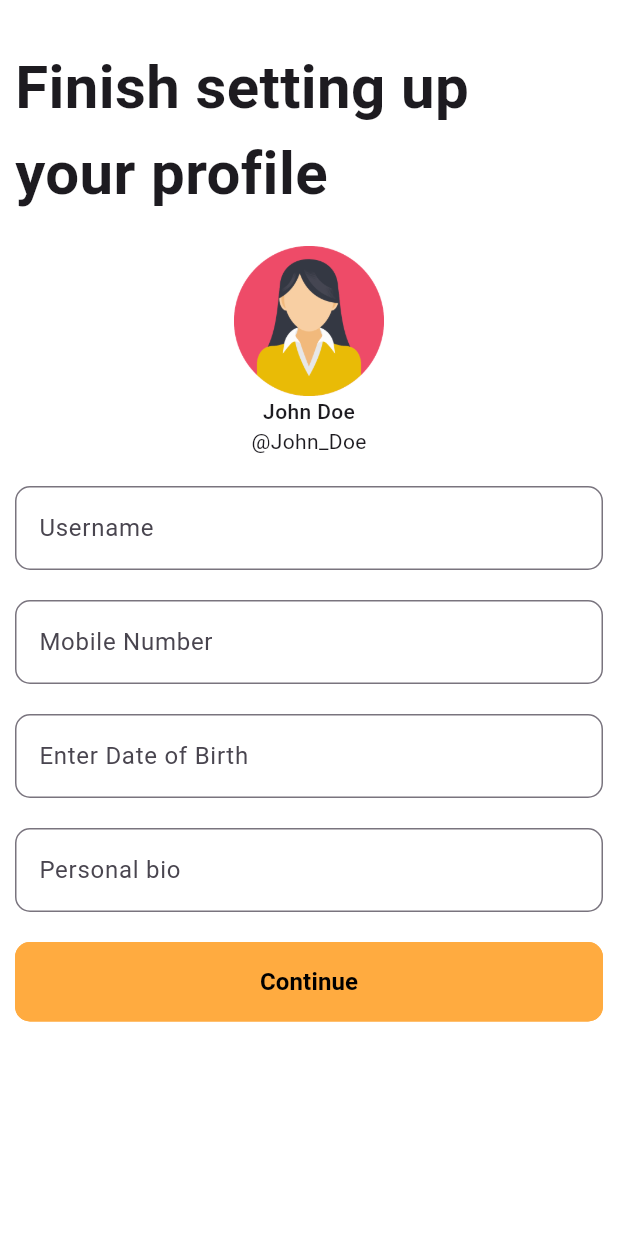
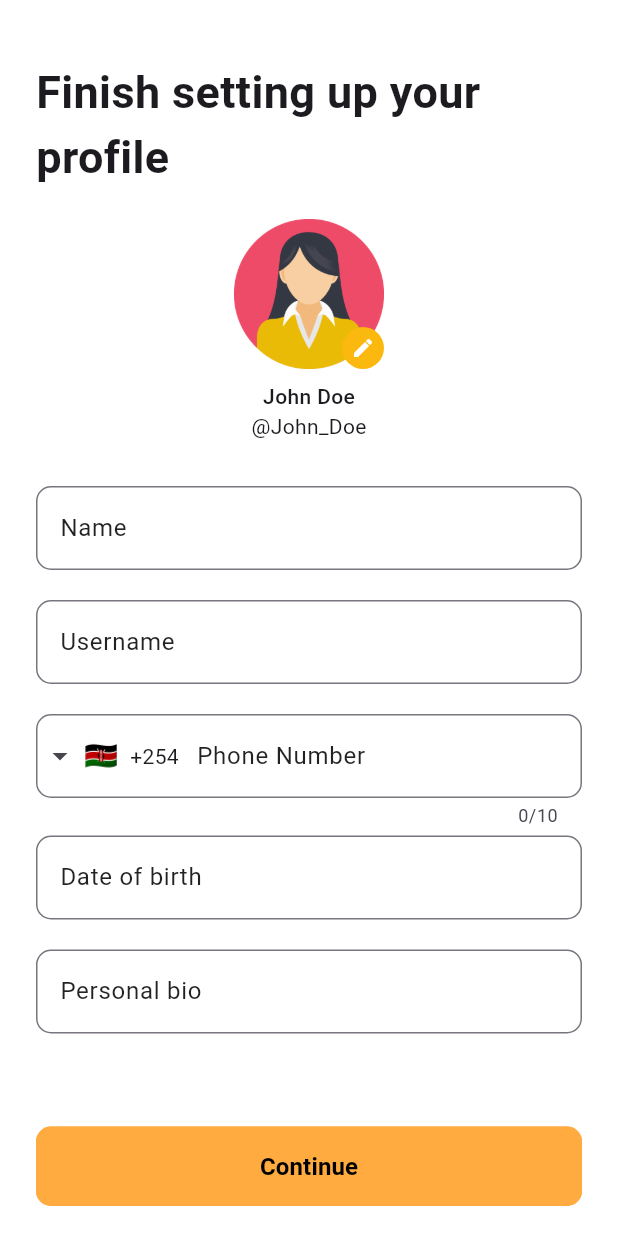
Before and after one commit to jumapaul/curiocity, a Flutter app: the SettingUpProfileView screen opened by its route, on a phone screen of 412 x 824 dp. Run offline on Flutter 3.47's test engine with Material 3 defaults, Android fonts, the phone set to English and light mode, and no system bars; drawn by our look-alikes of intl_phone_field; our stand-ins replace flutter_svg, fluttertoast, get, pinput, shared_preferences; missing offline and left inert: dart:ffi; accounts and stored records are empty; project files that could hold a hidden picture were left out.

Commit message:
update profile configuration

```diff
--- a/lib/app/common/dimens/dimens.dart
+++ b/lib/app/common/dimens/dimens.dart
@@ -8,10 +8,15 @@ const largeSize = 24.0;
 const extraLargeSize = 30.0;
 const extraExtraLargeSize = 40.0;
 
-class AppTextStyles{
+class AppTextStyles {
   static const headerStyle = TextStyle(
-    fontSize: extraExtraLargeSize,
+    fontSize: extraLargeSize,
     fontWeight: FontWeight.bold,
+  );
+
+  static const chipTextStyle = const TextStyle(
+    fontSize: 14,
+    color: Colors.white,
   );
 
   static const subHeaderStyle = TextStyle(
@@ -31,6 +36,10 @@ class AppTextStyles{
     height: 10,
   );
 
+  static const extraSmallVerticalSpacing = SizedBox(
+    height: 5,
+  );
+
   static const largeHorizontalSpacing = SizedBox(
     width: 30,
   );
--- a/lib/app/modules/auth/login_screen/views/widget/InputTextFieldWidget.dart
+++ b/lib/app/modules/auth/login_screen/views/widget/InputTextFieldWidget.dart
@@ -32,9 +32,13 @@ class _InputTextFieldWidgetState extends State<InputTextFieldWidget> {
           ),
           focusedBorder: OutlineInputBorder(
             borderRadius: BorderRadius.circular(10),
-              borderSide: const BorderSide(color: Colors.black, width: 1)),
+            borderSide: BorderSide(
+                color: Theme.of(context).colorScheme.inverseSurface, width: 1),
+          ),
           hintText: widget.hintText,
           labelText: widget.labelText),
+      maxLines: 4,
+      minLines: 1,
     );
   }
 }
@@ -49,7 +53,8 @@ class PasswordTextFieldWidget extends StatefulWidget {
       {super.key,
       required this.hintText,
       required this.passwordTextEditController,
-      required this.labelText, this.errorText});
+      required this.labelText,
+      this.errorText});
 
   @override
   State<PasswordTextFieldWidget> createState() =>
@@ -71,12 +76,6 @@ class _PasswordTextFieldWidgetState extends State<PasswordTextFieldWidget> {
       obscureText: !showPassword,
       controller: widget.passwordTextEditController,
       decoration: InputDecoration(
-          border: OutlineInputBorder(
-            borderRadius: BorderRadius.circular(10),
-          ),
-          focusedBorder: OutlineInputBorder(
-              borderRadius: BorderRadius.circular(10),
-              borderSide: const BorderSide(color: Colors.black, width: 1)),
         hintText: widget.hintText,
         labelText: widget.labelText,
         errorText: widget.errorText,
@@ -88,13 +87,13 @@ class _PasswordTextFieldWidgetState extends State<PasswordTextFieldWidget> {
               ? const Icon(
                   size: 15,
                   Icons.visibility,
-                      color: Colors.black,
                 )
               : const Icon(
                   size: 15,
                   Icons.visibility_off,
-                      color: Colors.black,
-                    ))),
+                ),
+        ),
+      ),
     );
   }
 }
--- a/lib/app/modules/setting_up_profile/views/setting_up_profile_view.dart
+++ b/lib/app/modules/setting_up_profile/views/setting_up_profile_view.dart
@@ -1,8 +1,9 @@
 import 'package:curiocity/app/common/dimens/dimens.dart';
+import 'package:curiocity/app/common/theme/colors.dart';
 import 'package:curiocity/app/modules/auth/login_screen/views/widget/InputTextFieldWidget.dart';
 import 'package:flutter/material.dart';
-
 import 'package:get/get.dart';
+import 'package:intl_phone_field/intl_phone_field.dart';
 
 import '../../../routes/app_pages.dart';
 import '../../common_widget/outlined_button.dart';
@@ -15,8 +16,12 @@ class SettingUpProfileView extends GetView<SettingUpProfileController> {
   Widget build(BuildContext context) {
     return Scaffold(
       body: Padding(
-      padding: const EdgeInsets.all(10),
+        padding: const EdgeInsets.symmetric(horizontal: 24, vertical: 20),
         child: SafeArea(
+          child: Column(
+            mainAxisAlignment: MainAxisAlignment.spaceBetween,
+            children: [
+              Expanded(
                 child: SingleChildScrollView(
                   child: Column(
                     children: [
@@ -27,55 +32,73 @@ class SettingUpProfileView extends GetView<SettingUpProfileController> {
                       ),
                       AppTextStyles.mediumVerticalSpacing,
                       _profileView(),
+                      AppTextStyles.largeVerticalSpacing,
+                      _buildInputField(
+                        hintText: "Type Name",
+                        controller: controller.usernameEditController,
+                        labelText: "Name",
+                      ),
                       AppTextStyles.mediumVerticalSpacing,
-              InputTextFieldWidget(
-                hintText: "Type username",
-                editingController: controller.usernameEditController,
+                      _buildInputField(
+                        hintText: "Type Username",
+                        controller: controller.usernameEditController,
                         labelText: "Username",
                       ),
                       AppTextStyles.mediumVerticalSpacing,
-              InputTextFieldWidget(
-                  inputType: TextInputType.phone,
-                  hintText: "Enter mobile number",
-                  editingController: controller.mobileNumberEditController,
-                  labelText: "Mobile Number"),
-              AppTextStyles.mediumVerticalSpacing,
-              InputTextFieldWidget(
-                  inputType: TextInputType.phone,
+                      _buildPhoneField(),
+                      AppTextStyles.extraSmallVerticalSpacing,
+                      _buildInputField(
+                        inputType: TextInputType.datetime,
                         hintText: "Enter Date of Birth",
-                  editingController: controller.mobileNumberEditController,
+                        labelText: "Date of birth",
+                        controller: controller.mobileNumberEditController,
                       ),
                       AppTextStyles.mediumVerticalSpacing,
-
-              InputTextFieldWidget(
+                      _buildInputField(
                         hintText: "Write about yourself",
-                  editingController: controller.personalBioEditController,
-                  labelText: "Personal bio"),
-
-              AppTextStyles.mediumVerticalSpacing,
-
-              OutlinedButtonWidget(
-                  onClick: (){
-                    Get.toNamed(Routes.PREFERENCE_NOTIFICATION);
-                  },
-                  name: "Continue")
-
+                        controller: controller.personalBioEditController,
+                        labelText: "Personal bio",
+                      ),
                     ],
                   ),
                 ),
               ),
-    ));
+              _buildContinueButton(),
+            ],
+          ),
+        ),
+      ),
+    );
   }
 
   Widget _profileView() {
     return Column(
       crossAxisAlignment: CrossAxisAlignment.center,
       children: [
+        Stack(
+          alignment: Alignment.bottomRight,
+          children: [
             Image.asset(
               "assets/images/profile.png",
               height: 100,
               width: 100,
             ),
+            Positioned(
+              bottom: 0,
+              right: 0,
+              child: CircleAvatar(
+                radius: 14,
+                backgroundColor: colorPrimary,
+                child: Icon(
+                  Icons.edit,
+                  size: 16,
+                  color: Colors.white,
+                ),
+              ),
+            ),
+          ],
+        ),
+        const SizedBox(height: smallSize),
         const Text(
           "John Doe",
           style: AppTextStyles.subHeaderStyle,
@@ -86,4 +109,49 @@ class SettingUpProfileView extends GetView<SettingUpProfileController> {
       ],
     );
   }
+
+  Widget _buildInputField({
+    required String hintText,
+    required TextEditingController controller,
+    required String labelText,
+    TextInputType inputType = TextInputType.text,
+  }) {
+    return InputTextFieldWidget(
+      hintText: hintText,
+      editingController: controller,
+      labelText: labelText,
+      inputType: inputType,
+    );
   }
+
+  Widget _buildPhoneField() {
+    return IntlPhoneField(
+      decoration: InputDecoration(
+        labelText: 'Phone Number',
+        border: OutlineInputBorder(
+          borderRadius: BorderRadius.circular(10),
+        ),
+        focusedBorder: OutlineInputBorder(
+          borderRadius: BorderRadius.circular(10),
+          borderSide: BorderSide(
+            color: Theme.of(Get.context!).colorScheme.inverseSurface,
+            width: 1,
+          ),
+        ),
+      ),
+      initialCountryCode: 'KE',
+      onChanged: (phone) {
+        print(phone.completeNumber);
+      },
+    );
+  }
+
+  Widget _buildContinueButton() {
+    return OutlinedButtonWidget(
+      onClick: () {
+        Get.toNamed(Routes.PREFERENCE_NOTIFICATION);
+      },
+      name: "Continue",
+    );
+  }
+}
--- a/pubspec.yaml
+++ b/pubspec.yaml
@@ -18,6 +18,7 @@ dependencies:
   shared_preferences: ^2.3.2
   fluttertoast: ^8.2.8
   pinput: ^5.0.0
+  intl_phone_field: ^3.2.0
 
 dev_dependencies:
   flutter_test:
```
Also changed, not shown: lib/app/data/model/topics_response.dart (added, +194 -0 lines), lib/app/data/providers/api_provider.dart (added, +50 -0 lines), lib/app/modules/preferences/preference_notification/views/preference_notification_view.dart (+14 -19 lines), lib/app/modules/preferences/user_category_preference/controllers/user_category_preference_controller.dart (+14 -26 lines), lib/app/modules/preferences/user_category_preference/views/user_category_preference_view.dart (+52 -21 lines), lib/app/modules/preferences/user_topic_preference/controllers/user_topic_preference_controller.dart (+5 -17 lines), lib/app/modules/preferences/user_topic_preference/views/user_topic_preference_view.dart (+60 -31 lines), lib/main.dart (+27 -0 lines), pubspec.lock, 6 other files. Lines whose indentation alone changed are shown as unchanged.
